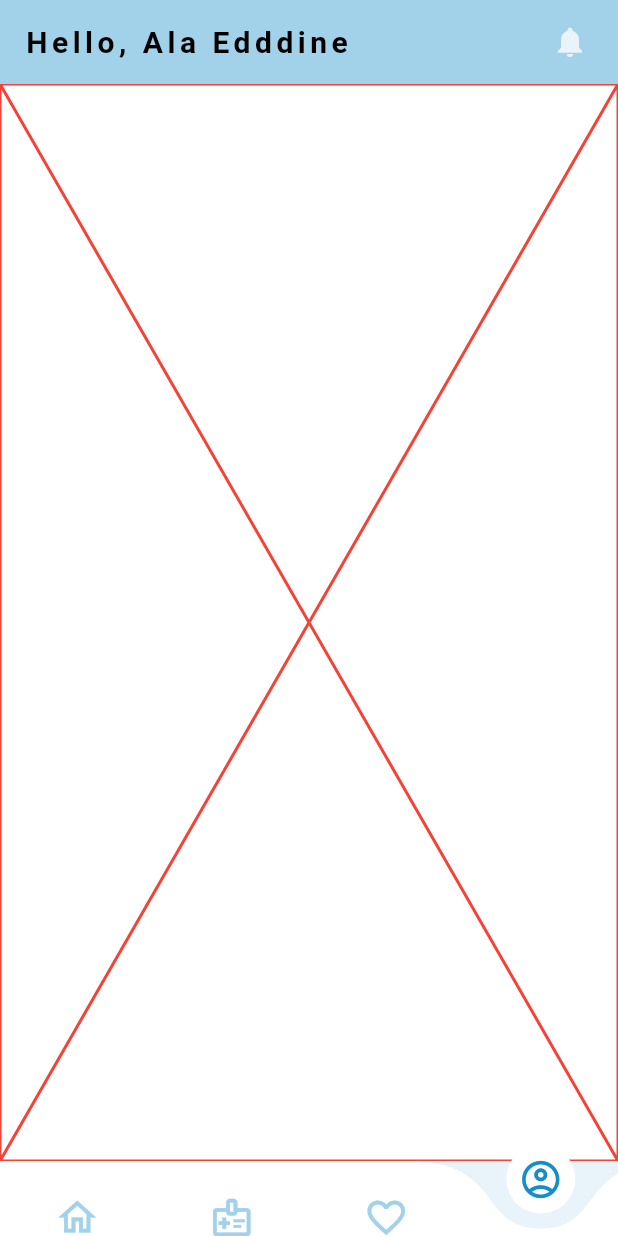
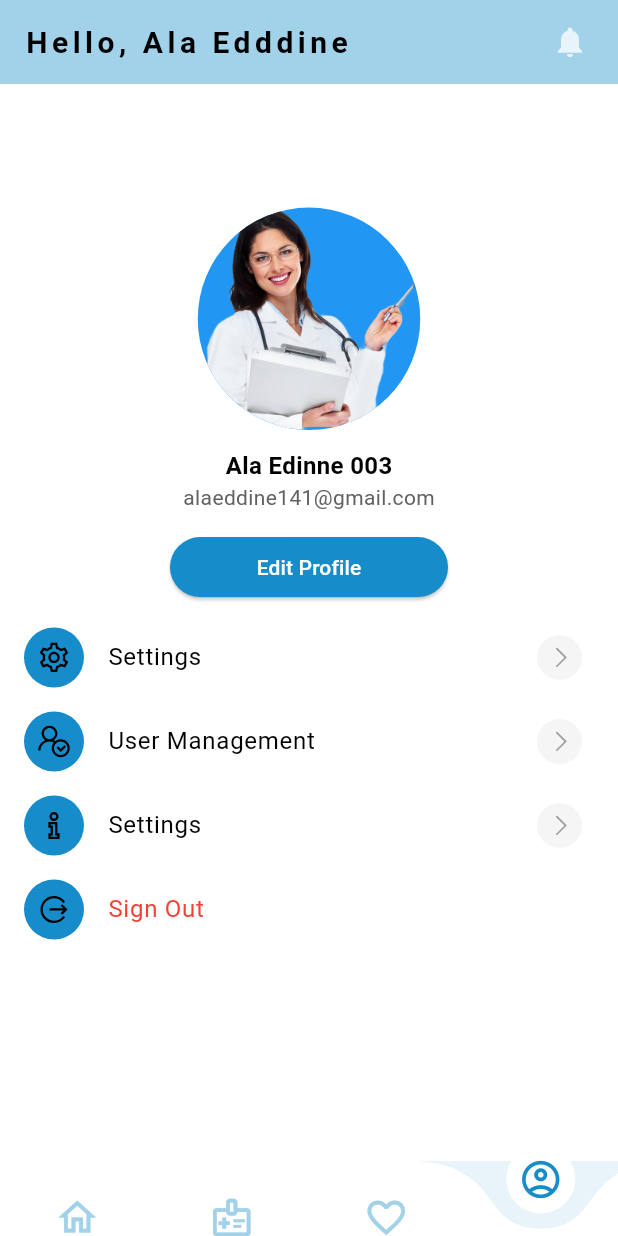
Before and after one commit to Ala-Eddine-Achach/CareCraft, a Flutter app: the screen it shows after launch, item 4 of the bottom bar chosen, on a phone screen of 412 x 824 dp. Run offline on Flutter 3.47's test engine with Material 3 defaults, Android fonts, the phone set to English and light mode, and no system bars; drawn by our look-alikes of curved_navigation_bar; our stand-ins replace hive, hive_flutter, line_awesome_flutter; accounts and stored records are empty; statements that could not run were skipped.

Commit message:
fixed the overflow , added elevations , responsively centered the doctor image, added profile page

```diff
--- a/lib/main.dart
+++ b/lib/main.dart
@@ -47,7 +47,6 @@ class _MyAppState extends State<MyApp> {
             '/Drug': (context) => const DrugsList(),
             '/drugDetails': (context) =>  DrugDetails(),
             '/doctorinfo':(context)=>DoctorInfo(),
-
           }),
     );
   }
--- a/lib/ui/screens/profile.dart
+++ b/lib/ui/screens/profile.dart
@@ -1,4 +1,9 @@
+import 'package:carecraft/ui/theme.dart';
 import 'package:flutter/material.dart';
+import 'package:line_awesome_flutter/line_awesome_flutter.dart';
+
+import '../../core/Data/assetspaths.dart';
+import '../widgets/ProfileMenuWidget.dart';
 class Profile extends StatefulWidget {
   const Profile({super.key});
 
@@ -7,11 +12,55 @@ class Profile extends StatefulWidget {
 }
 
 class _ProfileState extends State<Profile> {
+
   @override
   Widget build(BuildContext context) {
+    final double _width=MediaQuery.of(context).size.width;
+    final double _height=MediaQuery.of(context).size.height;
+
     //a container with a text widget
-    return const Placeholder(
-      color: Colors.red,
+    return Scaffold(
+      body: Column(
+        children: [
+          Center(
+            child: Padding(
+              padding:  EdgeInsets.only(top: _height*0.1),
+              child: CircleAvatar(
+                radius: _width*0.18,
+                backgroundImage: AssetImage(d4),
+              ),
+            ),
+          ),
+          Padding(
+            padding: const EdgeInsets.only(top: 12.0),
+            child: Text('Ala Edinne 003',style: TextStyle(
+              fontSize: 16,
+              fontWeight: FontWeight.bold
+            ),),
+          ),
+          Text('alaeddine141@gmail.com',style: TextStyle(
+            color: Colors.grey.shade700
+          ),),
+          SizedBox(height: _height*0.015,),
+          SizedBox(
+            width: _width*0.45,
+            child: ElevatedButton(
+              onPressed: () {
+
+              },
+              style: ButtonStyle(
+                backgroundColor: MaterialStateProperty.all(bleu),
+              ),
+              child: const Text('Edit Profile', style: TextStyle(color: Colors.white)),
+            ),
+          ),
+          SizedBox(height: _height*0.01,),
+          ProfileMenuWidget(icon: LineAwesomeIcons.cog,title: "Settings",onPress: (){},end: false),
+          ProfileMenuWidget(icon: LineAwesomeIcons.user_check,title: "User Management",onPress: (){},end: false),
+          ProfileMenuWidget(icon: LineAwesomeIcons.info,title: "Settings",onPress: (){},end: false),
+          ProfileMenuWidget(icon: LineAwesomeIcons.alternate_sign_out,title: "Sign Out",onPress: (){},end: true,option:Colors.red),
+        ],
+      ),
 
     );
   }
--- /dev/null
+++ b/lib/ui/widgets/ProfileMenuWidget.dart
@@ -0,0 +1,49 @@
+import 'package:carecraft/ui/theme.dart';
+import 'package:flutter/material.dart';
+import 'package:line_awesome_flutter/line_awesome_flutter.dart';
+class ProfileMenuWidget extends StatelessWidget {
+  const ProfileMenuWidget({
+    Key? key,
+    required this.title,
+    required this.icon,
+    required this.onPress,
+    required this.end,
+    this.option
+  }) : super(key: key);
+
+  final String title;
+  final IconData icon;
+  final VoidCallback onPress;
+  final bool end;
+  final MaterialColor? option;
+
+  @override
+  Widget build(BuildContext context) {
+    return ListTile(
+
+        leading: Container(
+          width: 40,
+          height: 40,
+          decoration: BoxDecoration(
+            color: bleu,
+            borderRadius: BorderRadius.circular(100),
+          ),
+          child: Icon(icon),
+        ),
+        title: Text(title,
+        style: TextStyle(
+          color: (option!=null)?option:Colors.black
+        ),),
+
+        trailing:!end? Container(
+            width: 30,
+            height: 30,
+            decoration: BoxDecoration(
+              borderRadius: BorderRadius.circular(100),
+              color: Colors.grey.withOpacity(0.1),
+            ),
+            child: const Icon(
+                LineAwesomeIcons.angle_right, size: 18.0, color: Colors.grey)):null
+    );
+  }
+}
--- a/lib/ui/widgets/grid_element.dart
+++ b/lib/ui/widgets/grid_element.dart
@@ -13,8 +13,12 @@ class GridElement extends StatelessWidget {
     double height=MediaQuery.of(context).size.height*0.35;
     return Padding(
       padding: const EdgeInsets.all(8.0),
+      child: Material(
+        borderRadius: BorderRadius.circular(15),
+        elevation: 15,
         child: ClipRRect(
           borderRadius: BorderRadius.circular(15),
+          child: Material(
             child: Container(
               color: Colors.white,
               width: width,
@@ -83,6 +87,8 @@ class GridElement extends StatelessWidget {
               ),
             ),
           ),
+        ),
+      ),
     );
   }
 }
--- a/pubspec.yaml
+++ b/pubspec.yaml
@@ -40,6 +40,7 @@ dependencies:
   provider: ^6.1.1
   hive: ^2.2.3
   hive_flutter: ^1.1.0
+  line_awesome_flutter: ^2.0.0
 
 dev_dependencies:
   flutter_test:
```
Also changed, not shown: lib/ui/screens/doctorinfo.dart (+35 -11 lines), lib/ui/widgets/doctorpicture.dart (+6 -10 lines), pubspec.lock. Lines whose indentation alone changed are shown as unchanged.
